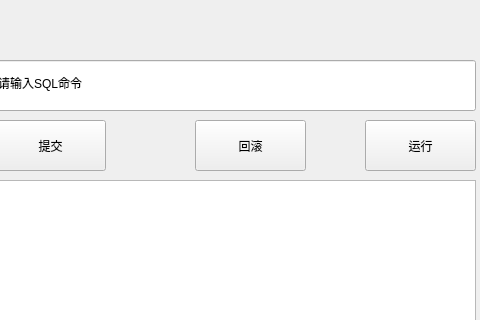
jy-080610/DBMS, file mainwindow.ui: the form before one commit; both pictures show x 215 to 695 and y 0 to 320 of the 816 by 587 pixel window.
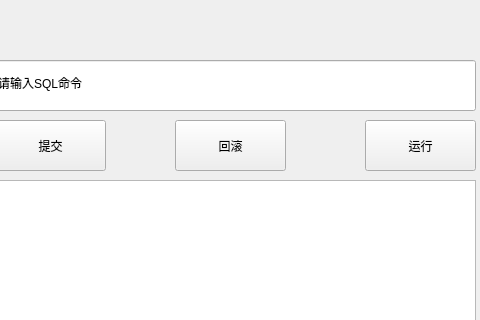
The form after the commit.

```diff
--- a/mainwindow.ui
+++ b/mainwindow.ui
@@ -90,7 +90,7 @@
    <widget class="QPushButton" name="rollback">
     <property name="geometry">
      <rect>
-      <x>410</x>
+      <x>390</x>
       <y>120</y>
       <width>111</width>
       <height>51</height>
```
